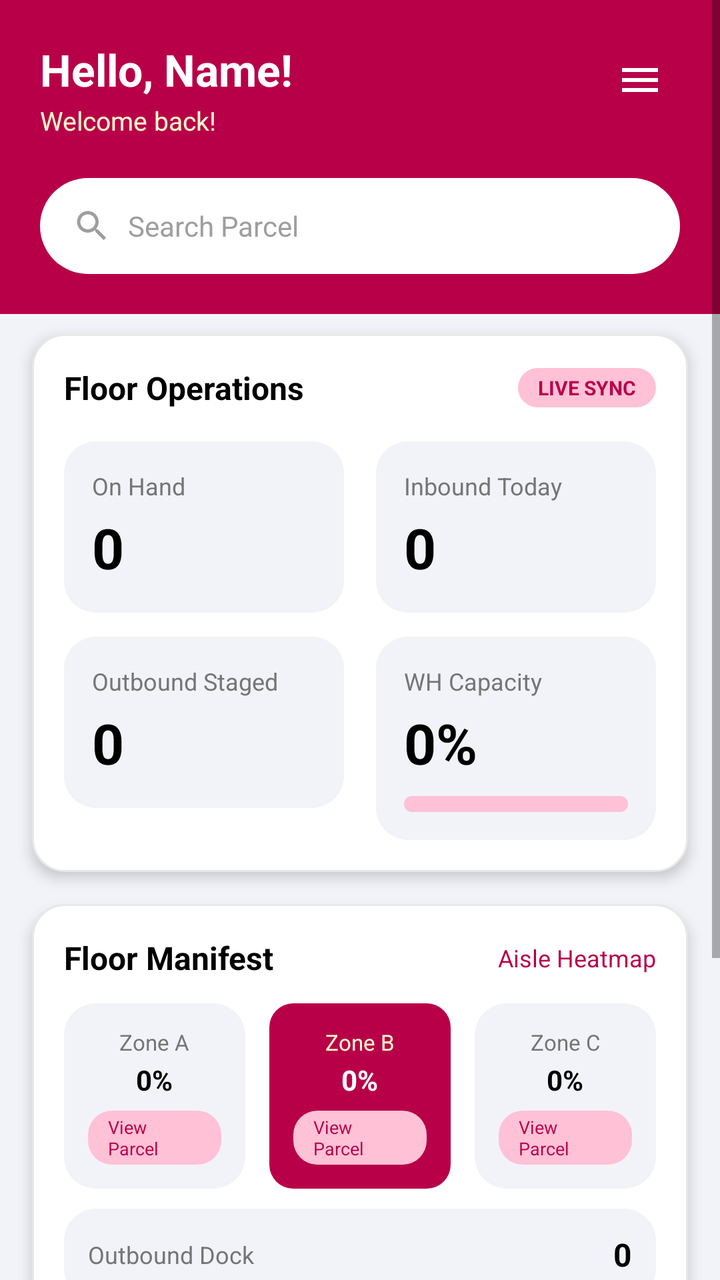
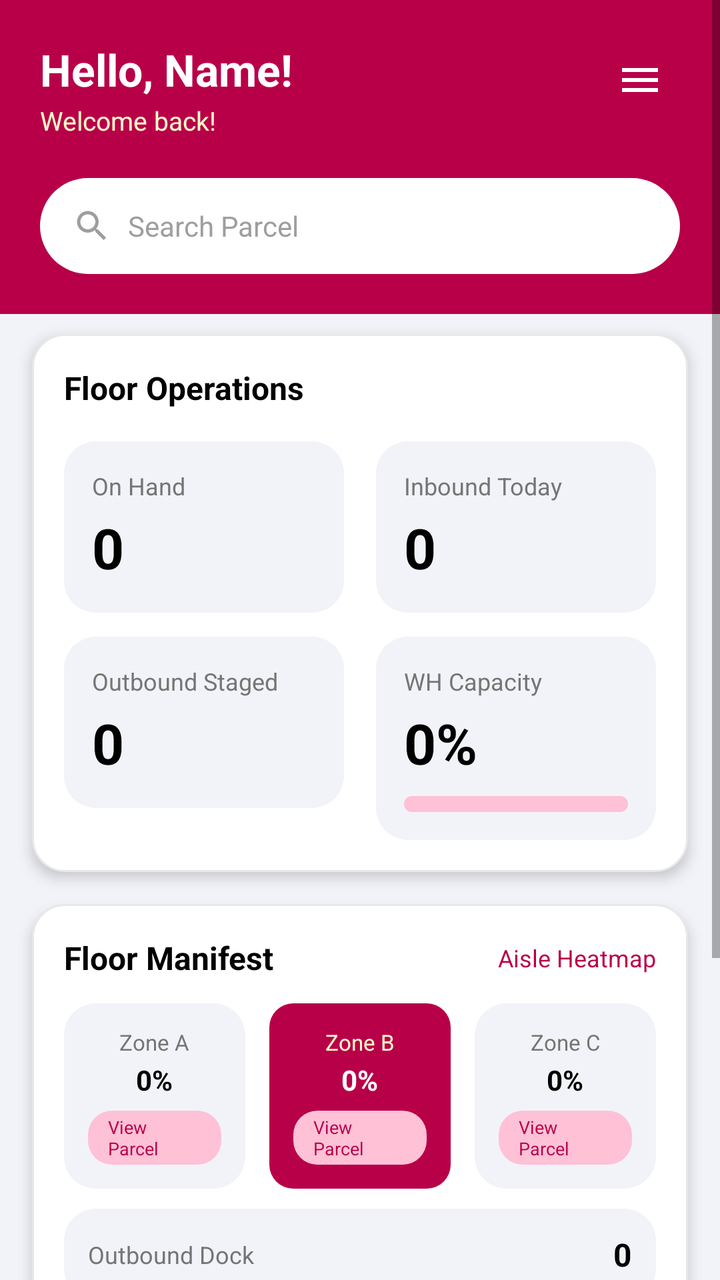

Two renders of the same Android screen: before a commit and after it. Below are the layout's source before the change and the commit's diff.
<!-- AndroidManifest.xml: application theme Theme.OOPWAREHOUSELOCATION -->
<!-- res/layout/fragment_dashboard.xml -->
<?xml version="1.0" encoding="utf-8"?>
<ScrollView xmlns:android="http://schemas.android.com/apk/res/android"
    xmlns:app="http://schemas.android.com/apk/res-auto"
    xmlns:tools="http://schemas.android.com/tools"
    android:layout_width="match_parent"
    android:layout_height="match_parent"
    android:fillViewport="true"
    android:background="@color/lightGray"
    tools:context=".fragments.DashboardFragment">

    <LinearLayout
        android:layout_width="match_parent"
        android:layout_height="wrap_content"
        android:orientation="vertical">

        

        
        <RelativeLayout
            android:layout_width="match_parent"
            android:layout_height="wrap_content"
            android:background="@drawable/bg_header_crimson"
            android:paddingStart="20dp"
            android:paddingTop="20dp"
            android:paddingEnd="20dp"
            android:paddingBottom="20dp">

            
            <TextView
                android:id="@+id/tvGreeting"
                android:layout_width="wrap_content"
                android:layout_height="wrap_content"
                android:text="Hello, Name!"
                android:textColor="@color/white"
                android:textSize="22sp"
                android:textStyle="bold" />

            <TextView
                android:id="@+id/tvSubGreeting"
                android:layout_width="wrap_content"
                android:layout_height="wrap_content"
                android:layout_below="@id/tvGreeting"
                android:layout_marginTop="2dp"
                android:text="@string/welcome_back_sub"
                android:textColor="#FFFFFFCC"
                android:textSize="13sp" />

            

            

            <ImageView
                android:id="@+id/ivMenuButton"
                android:layout_width="40dp"
                android:layout_height="40dp"
                android:layout_alignParentEnd="true"
                android:background="?attr/selectableItemBackgroundBorderless"
                android:contentDescription="Menu"
                android:padding="8dp"
                android:src="@drawable/ic_menu" />

            <LinearLayout
                android:layout_width="match_parent"
                android:layout_height="48dp"
                android:layout_below="@id/tvSubGreeting"
                android:layout_marginTop="20dp"
                android:background="@drawable/bg_search_bar"
                android:gravity="center_vertical"
                android:paddingStart="16dp"
                android:paddingEnd="16dp">

                <ImageView
                    android:layout_width="20dp"
                    android:layout_height="20dp"
                    android:contentDescription="Search"
                    android:src="@drawable/ic_search" />

                <EditText
                    android:id="@+id/etSearch"
                    android:layout_width="0dp"
                    android:layout_height="match_parent"
                    android:layout_marginStart="8dp"
                    android:layout_weight="1"
                    android:background="@null"
                    android:hint="@string/search_parcel"
                    android:importantForAutofill="no"
                    android:inputType="text"
                    android:textColor="@color/black"
                    android:textColorHint="@color/hintGray"
                    android:textSize="14sp" />
            </LinearLayout>

        </RelativeLayout>

        <LinearLayout
            android:layout_width="match_parent"
            android:layout_height="wrap_content"
            android:orientation="vertical"
            android:layout_marginTop="10dp"
            android:layout_marginStart="16dp"
            android:layout_marginEnd="16dp"
            android:background="@drawable/bg_card_rounded"
            android:elevation="4dp"
            android:padding="16dp">

            
            <LinearLayout
                android:layout_width="match_parent"
                android:layout_height="wrap_content"
                android:gravity="center_vertical"
                android:orientation="horizontal">

                <TextView
                    android:layout_width="0dp"
                    android:layout_height="wrap_content"
                    android:layout_weight="1"
                    android:text="@string/floor_operations"
                    android:textColor="@color/black"
                    android:textSize="16sp"
                    android:textStyle="bold" />

                <TextView
                    android:layout_width="wrap_content"
                    android:layout_height="wrap_content"
                    android:background="@drawable/bg_badge_pink"
                    android:paddingStart="10dp"
                    android:paddingTop="3dp"
                    android:paddingEnd="10dp"
                    android:paddingBottom="3dp"
                    android:text="@string/live_sync"
                    android:textColor="@color/pink"
                    android:textSize="10sp"
                    android:textStyle="bold" />
            </LinearLayout>

            
            <LinearLayout
                android:layout_width="match_parent"
                android:layout_height="wrap_content"
                android:layout_marginTop="16dp"
                android:orientation="horizontal">

                
                <LinearLayout
                    android:layout_width="0dp"
                    android:layout_height="wrap_content"
                    android:layout_weight="1"
                    android:background="@drawable/bg_stat_card"
                    android:orientation="vertical"
                    android:padding="14dp"
                    android:layout_marginEnd="8dp">

                    <TextView
                        android:layout_width="wrap_content"
                        android:layout_height="wrap_content"
                        android:text="@string/on_hand"
                        android:textColor="@color/textSecondary"
                        android:textSize="12sp" />

                    <TextView
                        android:id="@+id/tvOnHand"
                        android:layout_width="wrap_content"
                        android:layout_height="wrap_content"
                        android:layout_marginTop="4dp"
                        android:text="0"
                        android:textColor="@color/black"
                        android:textSize="28sp"
                        android:textStyle="bold" />
                </LinearLayout>

                
                <LinearLayout
                    android:layout_width="0dp"
                    android:layout_height="wrap_content"
                    android:layout_weight="1"
                    android:background="@drawable/bg_stat_card"
                    android:orientation="vertical"
                    android:padding="14dp"
                    android:layout_marginStart="8dp">

                    <TextView
                        android:layout_width="wrap_content"
                        android:layout_height="wrap_content"
                        android:text="@string/inbound_today"
                        android:textColor="@color/textSecondary"
                        android:textSize="12sp" />

                    <TextView
                        android:id="@+id/tvInboundToday"
                        android:layout_width="wrap_content"
                        android:layout_height="wrap_content"
                        android:layout_marginTop="4dp"
                        android:text="0"
                        android:textColor="@color/black"
                        android:textSize="28sp"
                        android:textStyle="bold" />
                </LinearLayout>
            </LinearLayout>

            
            <LinearLayout
                android:layout_width="match_parent"
                android:layout_height="wrap_content"
                android:layout_marginTop="12dp"
                android:orientation="horizontal">

                
                <LinearLayout
                    android:layout_width="0dp"
                    android:layout_height="wrap_content"
                    android:layout_weight="1"
                    android:background="@drawable/bg_stat_card"
                    android:orientation="vertical"
                    android:padding="14dp"
                    android:layout_marginEnd="8dp">

                    <TextView
                        android:layout_width="wrap_content"
                        android:layout_height="wrap_content"
                        android:text="@string/outbound_staged"
                        android:textColor="@color/textSecondary"
                        android:textSize="12sp" />

                    <TextView
                        android:id="@+id/tvOutboundStaged"
                        android:layout_width="wrap_content"
                        android:layout_height="wrap_content"
                        android:layout_marginTop="4dp"
                        android:text="0"
                        android:textColor="@color/black"
                        android:textSize="28sp"
                        android:textStyle="bold" />
                </LinearLayout>

                
                <LinearLayout
                    android:layout_width="0dp"
                    android:layout_height="wrap_content"
                    android:layout_weight="1"
                    android:background="@drawable/bg_stat_card"
                    android:orientation="vertical"
                    android:padding="14dp"
                    android:layout_marginStart="8dp">

                    <TextView
                        android:layout_width="wrap_content"
                        android:layout_height="wrap_content"
                        android:text="@string/wh_capacity"
                        android:textColor="@color/textSecondary"
                        android:textSize="12sp" />

                    <TextView
                        android:id="@+id/tvCapacityPercent"
                        android:layout_width="wrap_content"
                        android:layout_height="wrap_content"
                        android:layout_marginTop="4dp"
                        android:text="0%"
                        android:textColor="@color/black"
                        android:textSize="28sp"
                        android:textStyle="bold" />

                    <ProgressBar
                        android:id="@+id/progressCapacity"
                        style="@android:style/Widget.ProgressBar.Horizontal"
                        android:layout_width="match_parent"
                        android:layout_height="8dp"
                        android:layout_marginTop="8dp"
                        android:max="100"
                        android:progress="0"
                        android:progressDrawable="@drawable/progress_capacity" />
                </LinearLayout>
            </LinearLayout>
        </LinearLayout>

        
        <LinearLayout
            android:layout_width="match_parent"
            android:layout_height="wrap_content"
            android:orientation="vertical"
            android:layout_marginTop="16dp"
            android:layout_marginStart="16dp"
            android:layout_marginEnd="16dp"
            android:background="@drawable/bg_card_rounded"
            android:elevation="4dp"
            android:padding="16dp">

            <LinearLayout
                android:layout_width="match_parent"
                android:layout_height="wrap_content"
                android:gravity="center_vertical"
                android:orientation="horizontal">

                <TextView
                    android:layout_width="0dp"
                    android:layout_height="wrap_content"
                    android:layout_weight="1"
                    android:text="@string/floor_manifest"
                    android:textColor="@color/black"
                    android:textSize="16sp"
                    android:textStyle="bold" />

                <TextView
                    android:layout_width="wrap_content"
                    android:layout_height="wrap_content"
                    android:text="@string/aisle_heatmap"
                    android:textColor="@color/pink"
                    android:textSize="12sp" />
            </LinearLayout>

            
            <LinearLayout
                android:layout_width="match_parent"
                android:layout_height="wrap_content"
                android:layout_marginTop="12dp"
                android:orientation="horizontal">

                
                <LinearLayout
                    android:layout_width="0dp"
                    android:layout_height="wrap_content"
                    android:layout_weight="1"
                    android:layout_marginEnd="6dp"
                    android:background="@drawable/bg_stat_card"
                    android:gravity="center"
                    android:orientation="vertical"
                    android:padding="12dp">

                    <TextView
                        android:layout_width="wrap_content"
                        android:layout_height="wrap_content"
                        android:text="@string/zone_a"
                        android:textColor="@color/textSecondary"
                        android:textSize="11sp" />

                    <TextView
                        android:id="@+id/tvZoneA"
                        android:layout_width="wrap_content"
                        android:layout_height="wrap_content"
                        android:layout_marginTop="2dp"
                        android:text="0%"
                        android:textColor="@color/black"
                        android:textSize="14sp"
                        android:textStyle="bold" />

                    <TextView
                        android:layout_width="wrap_content"
                        android:layout_height="wrap_content"
                        android:background="@drawable/bg_badge_pink"
                        android:layout_marginTop="6dp"
                        android:paddingStart="10dp"
                        android:paddingTop="2dp"
                        android:paddingEnd="10dp"
                        android:paddingBottom="2dp"
                        android:text="View Parcel"
                        android:textColor="@color/pink"
                        android:textSize="9sp" />
                </LinearLayout>

                
                <LinearLayout
                    android:layout_width="0dp"
                    android:layout_height="wrap_content"
                    android:layout_weight="1"
                    android:layout_marginStart="6dp"
                    android:layout_marginEnd="6dp"
                    android:background="@drawable/bg_badge_pink_solid"
                    android:gravity="center"
                    android:orientation="vertical"
                    android:padding="12dp">

                    <TextView
                        android:layout_width="wrap_content"
                        android:layout_height="wrap_content"
                        android:text="@string/zone_b"
                        android:textColor="#FFFFFFCC"
                        android:textSize="11sp" />

                    <TextView
                        android:id="@+id/tvZoneB"
                        android:layout_width="wrap_content"
                        android:layout_height="wrap_content"
                        android:layout_marginTop="2dp"
                        android:text="0%"
                        android:textColor="@color/white"
                        android:textSize="14sp"
                        android:textStyle="bold" />

                    <TextView
                        android:layout_width="wrap_content"
                        android:layout_height="wrap_content"
                        android:background="@drawable/bg_badge_pink"
                        android:layout_marginTop="6dp"
                        android:paddingStart="10dp"
                        android:paddingTop="2dp"
                        android:paddingEnd="10dp"
                        android:paddingBottom="2dp"
                        android:text="View Parcel"
                        android:textColor="@color/pink"
                        android:textSize="9sp" />
                </LinearLayout>

                
                <LinearLayout
                    android:layout_width="0dp"
                    android:layout_height="wrap_content"
                    android:layout_weight="1"
                    android:layout_marginStart="6dp"
                    android:background="@drawable/bg_stat_card"
                    android:gravity="center"
                    android:orientation="vertical"
                    android:padding="12dp">

                    <TextView
                        android:layout_width="wrap_content"
                        android:layout_height="wrap_content"
                        android:text="@string/zone_c"
                        android:textColor="@color/textSecondary"
                        android:textSize="11sp" />

                    <TextView
                        android:id="@+id/tvZoneC"
                        android:layout_width="wrap_content"
                        android:layout_height="wrap_content"
                        android:layout_marginTop="2dp"
                        android:text="0%"
                        android:textColor="@color/black"
                        android:textSize="14sp"
                        android:textStyle="bold" />

                    <TextView
                        android:layout_width="wrap_content"
                        android:layout_height="wrap_content"
                        android:background="@drawable/bg_badge_pink"
                        android:layout_marginTop="6dp"
                        android:paddingStart="10dp"
                        android:paddingTop="2dp"
                        android:paddingEnd="10dp"
                        android:paddingBottom="2dp"
                        android:text="View Parcel"
                        android:textColor="@color/pink"
                        android:textSize="9sp" />
                </LinearLayout>
            </LinearLayout>

            
            <LinearLayout
                android:layout_width="match_parent"
                android:layout_height="wrap_content"
                android:layout_marginTop="10dp"
                android:background="@drawable/bg_stat_card"
                android:gravity="center_vertical"
                android:orientation="horizontal"
                android:padding="12dp">

                <TextView
                    android:layout_width="0dp"
                    android:layout_height="wrap_content"
                    android:layout_weight="1"
                    android:text="@string/outbound_dock"
                    android:textColor="@color/textSecondary"
                    android:textSize="12sp" />

                <TextView
                    android:id="@+id/tvOutboundDock"
                    android:layout_width="wrap_content"
                    android:layout_height="wrap_content"
                    android:text="0"
                    android:textColor="@color/black"
                    android:textSize="16sp"
                    android:textStyle="bold" />
            </LinearLayout>

        </LinearLayout>

        
        <LinearLayout
            android:layout_width="match_parent"
            android:layout_height="wrap_content"
            android:orientation="vertical"
            android:layout_marginTop="16dp"
            android:layout_marginStart="16dp"
            android:layout_marginEnd="16dp"
            android:layout_marginBottom="16dp"
            android:background="@drawable/bg_card_rounded"
            android:elevation="4dp"
            android:padding="16dp">

            <TextView
                android:layout_width="wrap_content"
                android:layout_height="wrap_content"
                android:text="AISLE LOAD INDEX"
                android:textColor="@color/black"
                android:textSize="12sp"
                android:textStyle="bold" />

            <TextView
                android:layout_width="wrap_content"
                android:layout_height="wrap_content"
                android:layout_marginTop="2dp"
                android:text="FA01 — A09"
                android:textColor="@color/textSecondary"
                android:textSize="11sp" />

            
            <LinearLayout
                android:id="@+id/aisleBarChart"
                android:layout_width="match_parent"
                android:layout_height="80dp"
                android:layout_marginTop="12dp"
                android:gravity="bottom|center_horizontal"
                android:orientation="horizontal">

                

            </LinearLayout>

        </LinearLayout>

    </LinearLayout>

</ScrollView>
<!-- resources referenced by this layout -->
<resources>
  <color name="black">#FF000000</color>
  <color name="hintGray">#9E9E9E</color>
  <color name="lightGray">#F2F3F8</color>
  <color name="pink">#B80049</color>
  <color name="textSecondary">#757575</color>
  <color name="white">#FFFFFFFF</color>
  <!-- drawable bg_badge_pink (drawable) -->
  <?xml version="1.0" encoding="utf-8"?>
  <shape xmlns:android="http://schemas.android.com/apk/res/android"
      android:shape="rectangle">
      <solid android:color="@color/lightPink" />
      <corners android:radius="12dp" />
  </shape>
  <!-- drawable bg_badge_pink_solid (drawable) -->
  <?xml version="1.0" encoding="utf-8"?>
  <shape xmlns:android="http://schemas.android.com/apk/res/android"
      android:shape="rectangle">
      <solid android:color="@color/pink" />
      <corners android:radius="12dp" />
  </shape>
  <!-- drawable bg_card_rounded (drawable) -->
  <?xml version="1.0" encoding="utf-8"?>
  <shape xmlns:android="http://schemas.android.com/apk/res/android"
      android:shape="rectangle">
      <solid android:color="@color/white" />
      <corners android:radius="16dp" />
      <stroke
          android:width="1dp"
          android:color="#E8E8E8" />
  </shape>
  <!-- drawable bg_header_crimson (drawable) -->
  <?xml version="1.0" encoding="utf-8"?>
  <shape xmlns:android="http://schemas.android.com/apk/res/android"
      android:shape="rectangle">
      <solid android:color="@color/pink" />
  
  </shape>
  <!-- drawable bg_search_bar (drawable) -->
  <?xml version="1.0" encoding="utf-8"?>
  <shape xmlns:android="http://schemas.android.com/apk/res/android"
      android:shape="rectangle">
      <solid android:color="@color/white" />
      <corners android:radius="24dp" />
  </shape>
  <!-- drawable bg_stat_card (drawable) -->
  <?xml version="1.0" encoding="utf-8"?>
  <shape xmlns:android="http://schemas.android.com/apk/res/android"
      android:shape="rectangle">
      <solid android:color="@color/lightGray" />
      <corners android:radius="16dp" />
  </shape>
  <!-- drawable ic_menu (drawable) -->
  <vector xmlns:android="http://schemas.android.com/apk/res/android"
      android:width="24dp"
      android:height="24dp"
      android:viewportWidth="24"
      android:viewportHeight="24">
      <path
          android:fillColor="#FFFFFF"
          android:pathData="M3,6h18v2H3V6zM3,11h18v2H3v-2zM3,16h18v2H3v-2z" />
  </vector>
  <string name="aisle_heatmap">Aisle Heatmap</string>
  <string name="floor_manifest">Floor Manifest</string>
  <string name="floor_operations">Floor Operations</string>
  <string name="inbound_today">Inbound Today</string>
  <string name="live_sync">LIVE SYNC</string>
  <string name="on_hand">On Hand</string>
  <string name="outbound_dock">Outbound Dock</string>
  <string name="outbound_staged">Outbound Staged</string>
  <string name="search_parcel">Search Parcel</string>
  <string name="welcome_back_sub">Welcome back!</string>
  <string name="wh_capacity">WH Capacity</string>
  <string name="zone_a">Zone A</string>
  <string name="zone_b">Zone B</string>
  <string name="zone_c">Zone C</string>
  <style name="Theme.OOPWAREHOUSELOCATION" parent="Theme.MaterialComponents.Light.NoActionBar">
          
          <item name="colorPrimary">@color/pink</item>
          <item name="colorPrimaryVariant">@color/pink</item>
          <item name="colorOnPrimary">@color/white</item>
          
          <item name="colorSecondary">@color/lightPink</item>
          <item name="colorSecondaryVariant">@color/lightPink</item>
          <item name="colorOnSecondary">@color/black</item>
          
          <item name="android:statusBarColor">@color/darkBackground</item>
          
      </style>
  <color name="lightPink">#FEC1D6</color>
  <color name="darkBackground">#2D2D2D</color>
  <!-- unchanged entries left out for length: 2 -->
</resources>

<!-- the commit's change to res/layout/fragment_dashboard.xml (unified diff, before → after) -->
@@ -119,18 +119,6 @@
                     android:textSize="16sp"
                     android:textStyle="bold" />
 
-                <TextView
-                    android:layout_width="wrap_content"
-                    android:layout_height="wrap_content"
-                    android:background="@drawable/bg_badge_pink"
-                    android:paddingStart="10dp"
-                    android:paddingTop="3dp"
-                    android:paddingEnd="10dp"
-                    android:paddingBottom="3dp"
-                    android:text="@string/live_sync"
-                    android:textColor="@color/pink"
-                    android:textSize="10sp"
-                    android:textStyle="bold" />
             </LinearLayout>
 
             
<!-- resource entries referenced after the edit -->
@@ -65,7 +65,6 @@
   <string name="floor_manifest">Floor Manifest</string>
   <string name="floor_operations">Floor Operations</string>
   <string name="inbound_today">Inbound Today</string>
-  <string name="live_sync">LIVE SYNC</string>
   <string name="on_hand">On Hand</string>
   <string name="outbound_dock">Outbound Dock</string>
   <string name="outbound_staged">Outbound Staged</string>
